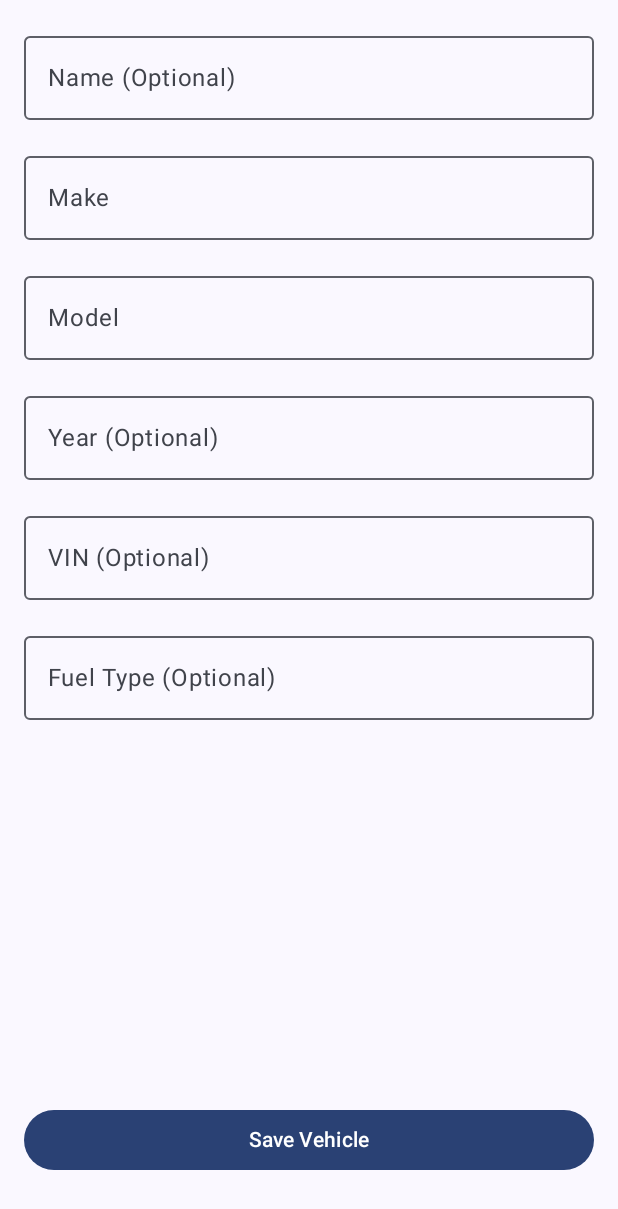
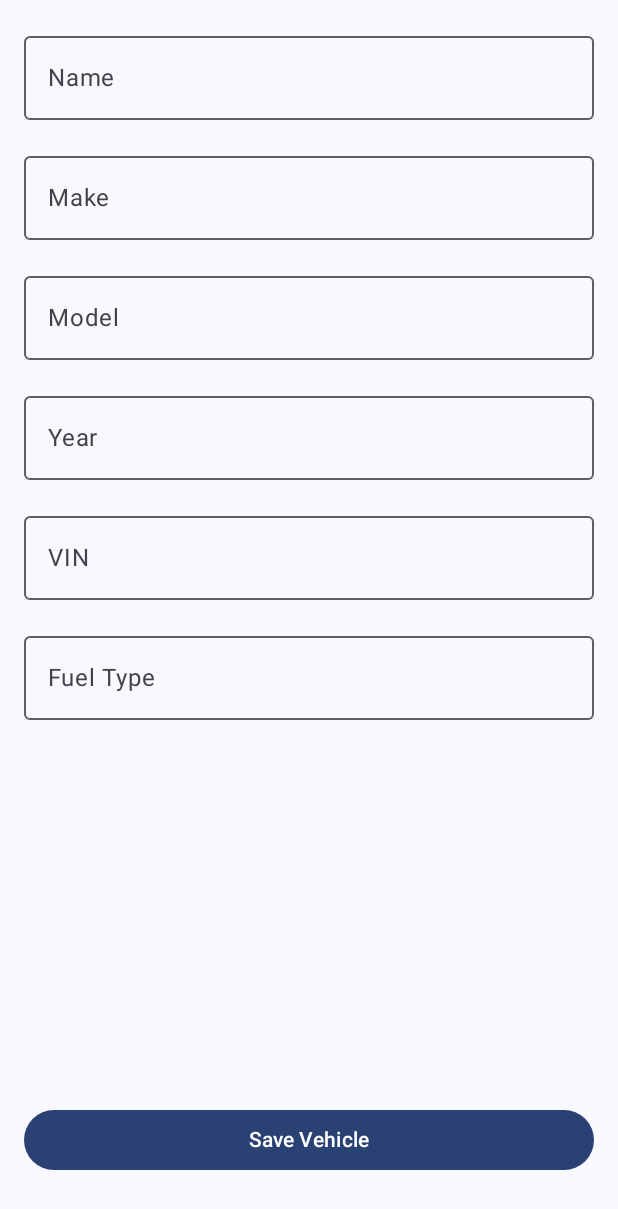
Before and after one commit to onyxvd/vehicle-companion, an Android app built with Jetpack Compose: the composable VehicleDetailsScreen shown on its own in the app's theme, on a phone screen of 412 x 824 dp. Shown: the top 1209 px of the screen. Run offline under Robolectric (Android 15) with nearby library versions, the phone set to English and light mode, and no system bars; our stand-ins replace Dagger/Hilt's generated code; 1 statement that could not run was skipped.

Commit message:
Remove optional labels

```diff
--- a/app/src/main/res/values/strings.xml
+++ b/app/src/main/res/values/strings.xml
@@ -21,12 +21,12 @@
     <string name="loading_vehicles">Loading vehicles...</string>
     <string name="no_vehicles">Your garage is empty.</string>
     <string name="vehicle_image">Vehicle image</string>
-    <string name="vehicle_details_name_label">Name (Optional)</string>
+    <string name="vehicle_details_name_label">Name</string>
     <string name="vehicle_details_make_label">Make</string>
     <string name="vehicle_details_model_label">Model</string>
-    <string name="vehicle_details_year_label">Year (Optional)</string>
-    <string name="vehicle_details_vin_label">VIN (Optional)</string>
-    <string name="vehicle_details_fuel_type_label">Fuel Type (Optional)</string>
+    <string name="vehicle_details_year_label">Year</string>
+    <string name="vehicle_details_vin_label">VIN</string>
+    <string name="vehicle_details_fuel_type_label">Fuel Type</string>
     <string name="save_vehicle">Save Vehicle</string>
     <string name="update_vehicle">Update Vehicle</string>
 </resources>
```
